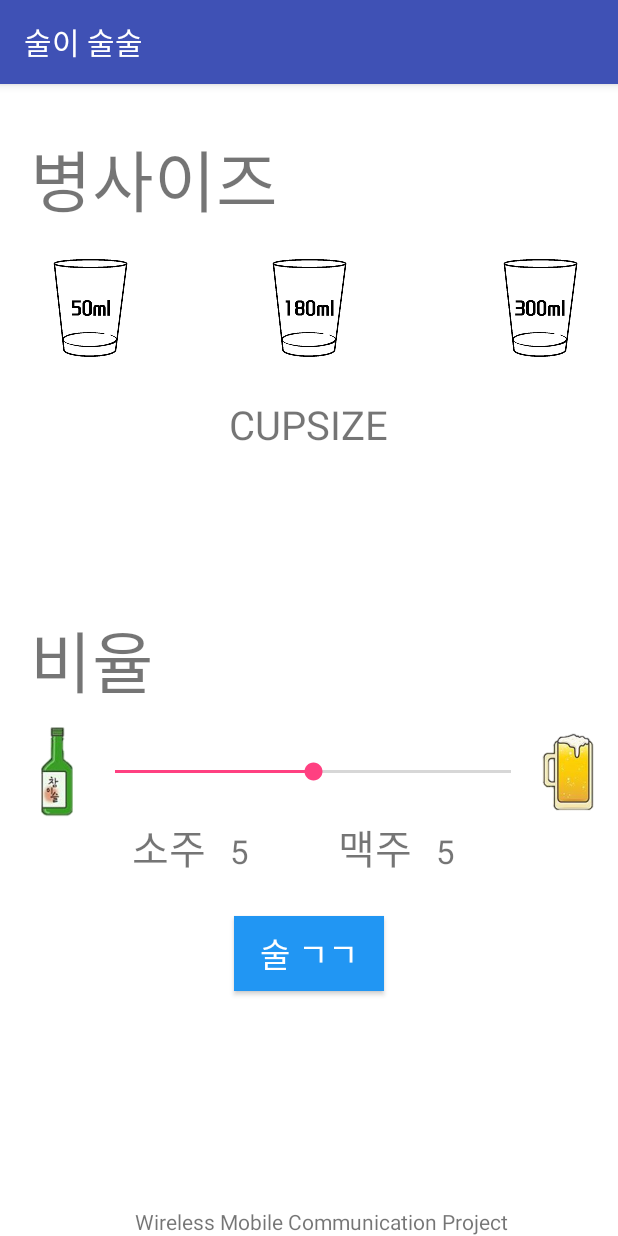
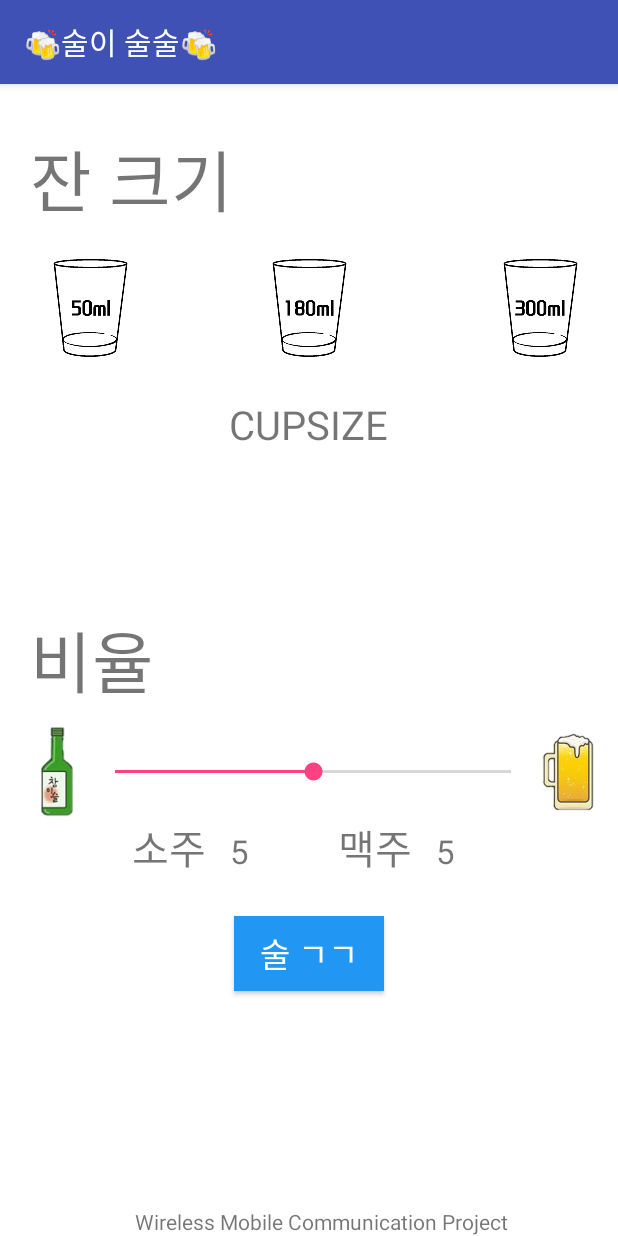
Before and after one commit to kyung2/cau_WirelessMobileCommunication, an Android app: the screen it shows after launch (MainActivity), on a phone screen of 412 x 824 dp. Run offline under Robolectric (Android 15) with nearby library versions, the phone set to English and light mode, and no system bars.

Commit message:
real final...

```diff
--- a/app/src/main/res/layout/activity_main.xml
+++ b/app/src/main/res/layout/activity_main.xml
@@ -17,7 +17,7 @@
         android:layout_alignParentTop="true"
         android:layout_marginStart="20dp"
         android:layout_marginTop="30dp"
-        android:text="병사이즈"
+        android:text="잔 크기"
         android:textSize="20pt" />
 
     <ImageButton
--- a/app/src/main/res/values/strings.xml
+++ b/app/src/main/res/values/strings.xml
@@ -1,5 +1,5 @@
 <resources xmlns:xliff="urn:oasis:names:tc:xliff:document:1.2">
-    <string name="app_name">술이 술술</string>
+    <string name="app_name">🍻술이 술술🍻</string>
     <string name="soju">소주</string>
 
     <!--  BluetoothChat -->
```
Also changed, not shown: 1 other file.
